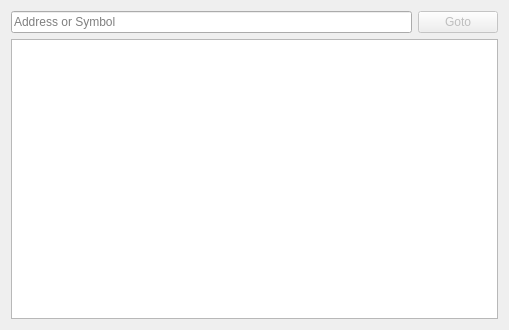
First picture: the form in dialogs/gotodialog.ui, repository REDasmOrg/REDasm, before the edit.
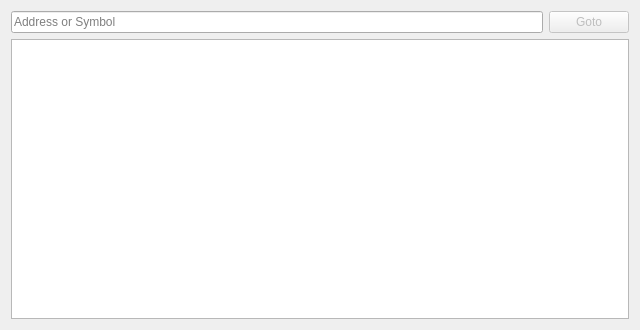
Second picture: the form after the edit.

```diff
--- a/dialogs/gotodialog.ui
+++ b/dialogs/gotodialog.ui
@@ -6,7 +6,7 @@
    <rect>
     <x>0</x>
     <y>0</y>
-    <width>509</width>
+    <width>640</width>
     <height>330</height>
    </rect>
   </property>
@@ -49,6 +49,15 @@
      <property name="selectionBehavior">
       <enum>QAbstractItemView::SelectRows</enum>
      </property>
+     <property name="showGrid">
+      <bool>false</bool>
+     </property>
+     <property name="wordWrap">
+      <bool>false</bool>
+     </property>
+     <property name="cornerButtonEnabled">
+      <bool>false</bool>
+     </property>
      <attribute name="horizontalHeaderStretchLastSection">
       <bool>false</bool>
      </attribute>
```
